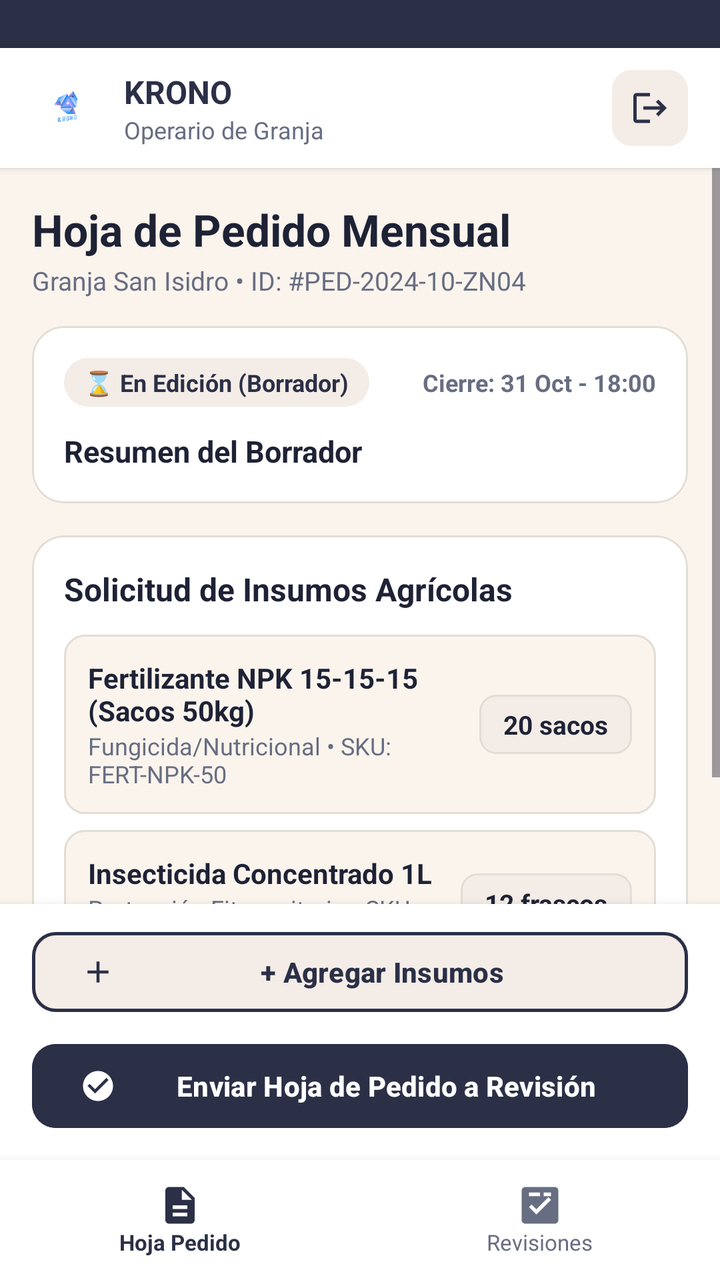
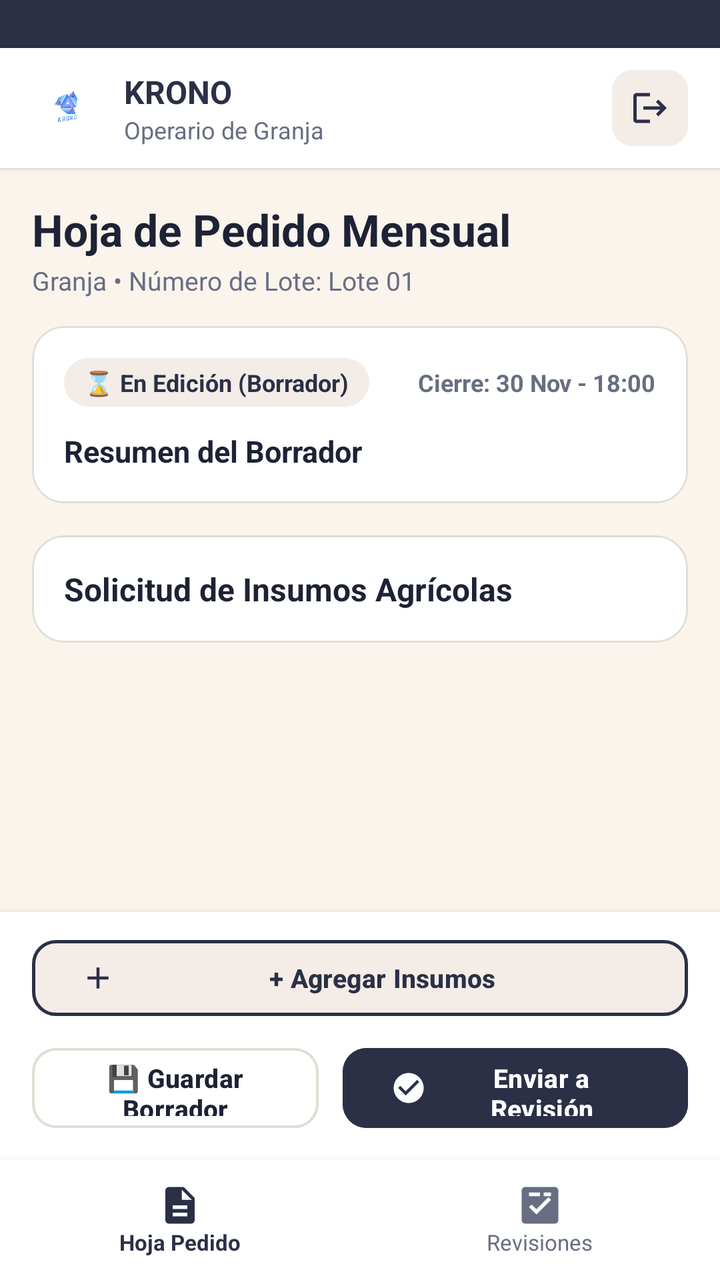

Two renders of the same Android screen: before a commit and after it. Below are the layout's source before the change and the commit's diff.
<!-- AndroidManifest.xml: application theme Theme.Ferreteria -->
<!-- res/layout/activity_ope_pedido.xml -->
<?xml version="1.0" encoding="utf-8"?>
<RelativeLayout xmlns:android="http://schemas.android.com/apk/res/android"
    xmlns:app="http://schemas.android.com/apk/res-auto"
    xmlns:tools="http://schemas.android.com/tools"
    android:layout_width="match_parent"
    android:layout_height="match_parent"
    android:background="@color/krono_bg"
    tools:context=".OperarioActivity">

    
    <View
        android:id="@+id/statusBarBg"
        android:layout_width="match_parent"
        android:layout_height="24dp"
        android:layout_alignParentTop="true"
        android:background="@color/krono_navy" />

    
    <LinearLayout
        android:id="@+id/topBar"
        android:layout_width="match_parent"
        android:layout_height="60dp"
        android:layout_below="@id/statusBarBg"
        android:background="@color/white"
        android:elevation="2dp"
        android:gravity="center_vertical"
        android:orientation="horizontal"
        android:paddingHorizontal="16dp">

        
        <ImageView
            android:layout_width="34dp"
            android:layout_height="34dp"
            android:contentDescription="@string/cd_logo"
            android:src="@drawable/logo" />

        <LinearLayout
            android:layout_width="0dp"
            android:layout_height="wrap_content"
            android:layout_marginStart="12dp"
            android:layout_weight="1"
            android:orientation="vertical">

            <TextView
                android:layout_width="wrap_content"
                android:layout_height="wrap_content"
                android:text="@string/app_name"
                android:textColor="@color/krono_navy"
                android:textSize="16sp"
                android:textStyle="bold" />

            <TextView
                android:layout_width="wrap_content"
                android:layout_height="wrap_content"
                android:text="Operario de Granja"
                android:textColor="@color/krono_text_secondary"
                android:textSize="12sp" />
        </LinearLayout>

        
        <FrameLayout
            android:id="@+id/btnBackLogin"
            android:layout_width="38dp"
            android:layout_height="38dp"
            android:background="@drawable/bg_icon_container"
            android:clickable="true"
            android:contentDescription="Cerrar sesión"
            android:focusable="true">

            <ImageView
                android:layout_width="20dp"
                android:layout_height="20dp"
                android:layout_gravity="center"
                android:contentDescription="Cerrar sesión"
                android:src="@drawable/ic_logout"
                app:tint="@color/krono_navy" />
        </FrameLayout>
    </LinearLayout>

    
    <LinearLayout
        android:id="@+id/bottomNav"
        android:layout_width="match_parent"
        android:layout_height="60dp"
        android:layout_alignParentBottom="true"
        android:background="@color/white"
        android:elevation="8dp"
        android:orientation="horizontal">

        
        <LinearLayout
            android:id="@+id/tabPedido"
            android:layout_width="0dp"
            android:layout_height="match_parent"
            android:layout_weight="1"
            android:gravity="center"
            android:orientation="vertical">

            <ImageView
                android:layout_width="22dp"
                android:layout_height="22dp"
                android:contentDescription="Hoja Pedido"
                android:src="@drawable/ic_description"
                app:tint="@color/krono_navy" />

            <TextView
                android:layout_width="wrap_content"
                android:layout_height="wrap_content"
                android:text="Hoja Pedido"
                android:textColor="@color/krono_navy"
                android:textSize="11sp"
                android:textStyle="bold" />
        </LinearLayout>

        
        <LinearLayout
            android:id="@+id/tabRevisiones"
            android:layout_width="0dp"
            android:layout_height="match_parent"
            android:layout_weight="1"
            android:gravity="center"
            android:orientation="vertical">

            <ImageView
                android:layout_width="22dp"
                android:layout_height="22dp"
                android:contentDescription="Revisiones"
                android:src="@drawable/ic_fact_check"
                app:tint="@color/krono_text_secondary" />

            <TextView
                android:layout_width="wrap_content"
                android:layout_height="wrap_content"
                android:text="Revisiones"
                android:textColor="@color/krono_text_secondary"
                android:textSize="11sp" />
        </LinearLayout>
    </LinearLayout>

    
    <LinearLayout
        android:id="@+id/fixedBottomActions"
        android:layout_width="match_parent"
        android:layout_height="wrap_content"
        android:layout_above="@id/bottomNav"
        android:background="@color/white"
        android:elevation="6dp"
        android:orientation="vertical"
        android:paddingHorizontal="16dp"
        android:paddingTop="10dp"
        android:paddingBottom="12dp">

        
        <com.google.android.material.button.MaterialButton
            android:id="@+id/btnAddInsumo"
            style="@style/Widget.Material3.Button.OutlinedButton"
            android:layout_width="match_parent"
            android:layout_height="48dp"
            android:backgroundTint="@color/krono_chip_bg"
            android:text="+ Agregar Insumos"
            android:textAllCaps="false"
            android:textColor="@color/krono_navy"
            android:textSize="14sp"
            android:textStyle="bold"
            app:cornerRadius="12dp"
            app:icon="@drawable/ic_add"
            app:iconTint="@color/krono_navy"
            app:strokeColor="@color/krono_navy"
            app:strokeWidth="1.5dp" />

        
        <com.google.android.material.button.MaterialButton
            android:id="@+id/btnEnviarPedido"
            android:layout_width="match_parent"
            android:layout_height="50dp"
            android:layout_marginTop="8dp"
            android:backgroundTint="@color/krono_navy"
            android:text="Enviar Hoja de Pedido a Revisión"
            android:textAllCaps="false"
            android:textColor="@color/white"
            android:textSize="14sp"
            android:textStyle="bold"
            app:cornerRadius="12dp"
            app:icon="@drawable/ic_check_circle"
            app:iconTint="@color/white" />
    </LinearLayout>

    
    <ScrollView
        android:layout_width="match_parent"
        android:layout_height="match_parent"
        android:layout_above="@id/fixedBottomActions"
        android:layout_below="@id/topBar"
        android:fillViewport="true">

        <LinearLayout
            android:layout_width="match_parent"
            android:layout_height="wrap_content"
            android:orientation="vertical"
            android:paddingHorizontal="16dp"
            android:paddingTop="16dp"
            android:paddingBottom="24dp">

            
            <TextView
                android:layout_width="wrap_content"
                android:layout_height="wrap_content"
                android:text="Hoja de Pedido Mensual"
                android:textColor="@color/krono_navy_dark"
                android:textSize="22sp"
                android:textStyle="bold" />

            <TextView
                android:layout_width="wrap_content"
                android:layout_height="wrap_content"
                android:layout_marginTop="2dp"
                android:text="Granja San Isidro • ID: #PED-2024-10-ZN04"
                android:textColor="@color/krono_text_secondary"
                android:textSize="13sp" />

            
            <com.google.android.material.card.MaterialCardView
                android:layout_width="match_parent"
                android:layout_height="wrap_content"
                android:layout_marginTop="14dp"
                app:cardBackgroundColor="@color/white"
                app:cardCornerRadius="16dp"
                app:cardElevation="0dp"
                app:strokeColor="@color/krono_card_stroke"
                app:strokeWidth="1dp">

                <LinearLayout
                    android:layout_width="match_parent"
                    android:layout_height="wrap_content"
                    android:orientation="vertical"
                    android:padding="16dp">

                    <RelativeLayout
                        android:layout_width="match_parent"
                        android:layout_height="wrap_content">

                        <TextView
                            android:layout_width="wrap_content"
                            android:layout_height="wrap_content"
                            android:layout_alignParentStart="true"
                            android:background="@drawable/bg_chip"
                            android:paddingHorizontal="10dp"
                            android:paddingVertical="4dp"
                            android:text="⌛ En Edición (Borrador)"
                            android:textColor="@color/krono_chip_text"
                            android:textSize="12sp"
                            android:textStyle="bold" />

                        <TextView
                            android:layout_width="wrap_content"
                            android:layout_height="wrap_content"
                            android:layout_alignParentEnd="true"
                            android:layout_centerVertical="true"
                            android:text="Cierre: 31 Oct - 18:00"
                            android:textColor="@color/krono_text_secondary"
                            android:textSize="12sp"
                            android:textStyle="bold" />
                    </RelativeLayout>

                    
                    <TextView
                        android:layout_width="wrap_content"
                        android:layout_height="wrap_content"
                        android:layout_marginTop="12dp"
                        android:text="Resumen del Borrador"
                        android:textColor="@color/krono_navy_dark"
                        android:textSize="15sp"
                        android:textStyle="bold" />
                </LinearLayout>
            </com.google.android.material.card.MaterialCardView>

            
            <com.google.android.material.card.MaterialCardView
                android:layout_width="match_parent"
                android:layout_height="wrap_content"
                android:layout_marginTop="16dp"
                app:cardBackgroundColor="@color/white"
                app:cardCornerRadius="16dp"
                app:cardElevation="0dp"
                app:strokeColor="@color/krono_card_stroke"
                app:strokeWidth="1dp">

                <LinearLayout
                    android:layout_width="match_parent"
                    android:layout_height="wrap_content"
                    android:orientation="vertical"
                    android:padding="16dp">

                    <TextView
                        android:layout_width="wrap_content"
                        android:layout_height="wrap_content"
                        android:text="Solicitud de Insumos Agrícolas"
                        android:textColor="@color/krono_navy_dark"
                        android:textSize="16sp"
                        android:textStyle="bold" />

                    
                    <LinearLayout
                        android:id="@+id/containerInsumos"
                        android:layout_width="match_parent"
                        android:layout_height="wrap_content"
                        android:orientation="vertical">

                        
                        <LinearLayout
                            android:layout_width="match_parent"
                            android:layout_height="wrap_content"
                            android:layout_marginTop="12dp"
                            android:background="@drawable/bg_cierre_box"
                            android:gravity="center_vertical"
                            android:padding="12dp">

                            <LinearLayout
                                android:layout_width="0dp"
                                android:layout_height="wrap_content"
                                android:layout_weight="1"
                                android:orientation="vertical">

                                <TextView
                                    android:layout_width="wrap_content"
                                    android:layout_height="wrap_content"
                                    android:text="Fertilizante NPK 15-15-15 (Sacos 50kg)"
                                    android:textColor="@color/krono_navy_dark"
                                    android:textSize="14sp"
                                    android:textStyle="bold" />

                                <TextView
                                    android:layout_width="wrap_content"
                                    android:layout_height="wrap_content"
                                    android:text="Fungicida/Nutricional • SKU: FERT-NPK-50"
                                    android:textColor="@color/krono_text_secondary"
                                    android:textSize="12sp" />
                            </LinearLayout>

                            <TextView
                                android:layout_width="wrap_content"
                                android:layout_height="wrap_content"
                                android:background="@drawable/bg_qty_box"
                                android:paddingHorizontal="12dp"
                                android:paddingVertical="6dp"
                                android:text="20 sacos"
                                android:textColor="@color/krono_navy_dark"
                                android:textSize="13sp"
                                android:textStyle="bold" />
                        </LinearLayout>

                        
                        <LinearLayout
                            android:layout_width="match_parent"
                            android:layout_height="wrap_content"
                            android:layout_marginTop="8dp"
                            android:background="@drawable/bg_cierre_box"
                            android:gravity="center_vertical"
                            android:padding="12dp">

                            <LinearLayout
                                android:layout_width="0dp"
                                android:layout_height="wrap_content"
                                android:layout_weight="1"
                                android:orientation="vertical">

                                <TextView
                                    android:layout_width="wrap_content"
                                    android:layout_height="wrap_content"
                                    android:text="Insecticida Concentrado 1L"
                                    android:textColor="@color/krono_navy_dark"
                                    android:textSize="14sp"
                                    android:textStyle="bold" />

                                <TextView
                                    android:layout_width="wrap_content"
                                    android:layout_height="wrap_content"
                                    android:text="Protección Fitosanitaria • SKU: INS-L1"
                                    android:textColor="@color/krono_text_secondary"
                                    android:textSize="12sp" />
                            </LinearLayout>

                            <TextView
                                android:layout_width="wrap_content"
                                android:layout_height="wrap_content"
                                android:background="@drawable/bg_qty_box"
                                android:paddingHorizontal="12dp"
                                android:paddingVertical="6dp"
                                android:text="12 frascos"
                                android:textColor="@color/krono_navy_dark"
                                android:textSize="13sp"
                                android:textStyle="bold" />
                        </LinearLayout>
                    </LinearLayout>

                </LinearLayout>
            </com.google.android.material.card.MaterialCardView>

        </LinearLayout>
    </ScrollView>

</RelativeLayout>
<!-- resources referenced by this layout -->
<resources>
  <color name="krono_bg">#FAF4ED</color>
  <color name="krono_card_stroke">#E2DDD5</color>
  <color name="krono_chip_bg">#F4ECE6</color>
  <color name="krono_chip_text">#2B3047</color>
  <color name="krono_navy">#2B3047</color>
  <color name="krono_navy_dark">#1E2235</color>
  <color name="krono_text_secondary">#686E82</color>
  <color name="white">#FFFFFFFF</color>
  <!-- drawable bg_chip (drawable) -->
  <?xml version="1.0" encoding="utf-8"?>
  <shape xmlns:android="http://schemas.android.com/apk/res/android"
      android:shape="rectangle">
      <solid android:color="@color/krono_chip_bg" />
      <corners android:radius="50dp" />
  </shape>
  <!-- drawable bg_cierre_box (drawable) -->
  <?xml version="1.0" encoding="utf-8"?>
  <shape xmlns:android="http://schemas.android.com/apk/res/android"
      android:shape="rectangle">
      <solid android:color="#FAF4ED" />
      <stroke android:width="1dp" android:color="@color/krono_card_stroke" />
      <corners android:radius="10dp" />
  </shape>
  <!-- drawable bg_icon_container (drawable) -->
  <?xml version="1.0" encoding="utf-8"?>
  <shape xmlns:android="http://schemas.android.com/apk/res/android"
      android:shape="rectangle">
      <solid android:color="@color/krono_chip_bg" />
      <corners android:radius="10dp" />
  </shape>
  <!-- drawable bg_qty_box (drawable) -->
  <?xml version="1.0" encoding="utf-8"?>
  <shape xmlns:android="http://schemas.android.com/apk/res/android"
      android:shape="rectangle">
      <solid android:color="#F4ECE6" />
      <stroke android:width="1dp" android:color="#E2DDD5" />
      <corners android:radius="8dp" />
  </shape>
  <!-- drawable ic_add (drawable) -->
  <vector xmlns:android="http://schemas.android.com/apk/res/android"
      android:width="24dp"
      android:height="24dp"
      android:viewportWidth="24"
      android:viewportHeight="24">
    <path
        android:fillColor="#FF2B3047"
        android:pathData="M19,13h-6v6h-2v-6H5v-2h6V5h2v6h6v2z"/>
  </vector>
  <!-- drawable ic_check_circle (drawable) -->
  <vector xmlns:android="http://schemas.android.com/apk/res/android"
      android:width="24dp"
      android:height="24dp"
      android:viewportWidth="24"
      android:viewportHeight="24">
    <path
        android:fillColor="#FF2B3047"
        android:pathData="M12,2C6.48,2 2,6.48 2,12s4.48,10 10,10 10,-4.48 10,-10S17.52,2 12,2zM10,17l-5,-5 1.41,-1.41L10,14.17l7.59,-7.59L19,8l-9,9z"/>
  </vector>
  <!-- drawable ic_description (drawable) -->
  <vector xmlns:android="http://schemas.android.com/apk/res/android"
      android:width="24dp"
      android:height="24dp"
      android:viewportWidth="24"
      android:viewportHeight="24">
    <path
        android:fillColor="#FF2B3047"
        android:pathData="M14,2H6c-1.1,0 -1.99,0.9 -1.99,2L4,20c0,1.1 0.89,2 1.99,2H18c1.1,0 2,-0.9 2,-2V8l-6,-6zM16,18H8v-2h8v2zM16,14H8v-2h8v2zM13,9V3.5L18.5,9H13z"/>
  </vector>
  <!-- drawable ic_logout (drawable) -->
  <vector xmlns:android="http://schemas.android.com/apk/res/android"
      android:width="24dp"
      android:height="24dp"
      android:viewportWidth="24"
      android:viewportHeight="24">
      <path
          android:fillColor="@color/krono_navy"
          android:pathData="M17,7l-1.41,1.41L18.17,11H8v2h10.17l-2.58,2.58L17,17l5,-5L17,7zM4,5h8V3H4C2.9,3,2,3.9,2,5v14c0,1.1,0.9,2,2,2h8v-2H4V5z" />
  </vector>
  <string name="app_name">KRONO</string>
  <string name="cd_logo">KRONO Logo</string>
  <style name="Theme.Ferreteria" parent="Base.Theme.Ferreteria" />
  <style name="Base.Theme.Ferreteria" parent="Theme.Material3.DayNight.NoActionBar">
          <item name="android:statusBarColor">@color/krono_navy</item>
          <item name="android:windowLightStatusBar">false</item>
          <item name="colorPrimary">@color/krono_navy</item>
      </style>
  <!-- unchanged entries left out for length: 2 -->
</resources>

<!-- the commit's change to res/layout/activity_ope_pedido.xml (unified diff, before → after) -->
@@ -155,12 +155,12 @@
             android:id="@+id/btnAddInsumo"
             style="@style/Widget.Material3.Button.OutlinedButton"
             android:layout_width="match_parent"
-            android:layout_height="48dp"
+            android:layout_height="46dp"
             android:backgroundTint="@color/krono_chip_bg"
             android:text="+ Agregar Insumos"
             android:textAllCaps="false"
             android:textColor="@color/krono_navy"
-            android:textSize="14sp"
+            android:textSize="13sp"
             android:textStyle="bold"
             app:cornerRadius="12dp"
             app:icon="@drawable/ic_add"
@@ -169,24 +169,49 @@
             app:strokeWidth="1.5dp" />
 
         
-        <com.google.android.material.button.MaterialButton
-            android:id="@+id/btnEnviarPedido"
+        <LinearLayout
             android:layout_width="match_parent"
-            android:layout_height="50dp"
+            android:layout_height="wrap_content"
             android:layout_marginTop="8dp"
-            android:backgroundTint="@color/krono_navy"
-            android:text="Enviar Hoja de Pedido a Revisión"
-            android:textAllCaps="false"
-            android:textColor="@color/white"
-            android:textSize="14sp"
-            android:textStyle="bold"
-            app:cornerRadius="12dp"
-            app:icon="@drawable/ic_check_circle"
-            app:iconTint="@color/white" />
+            android:orientation="horizontal">
+
+            <com.google.android.material.button.MaterialButton
+                android:id="@+id/btnGuardarBorrador"
+                style="@style/Widget.Material3.Button.OutlinedButton"
+                android:layout_width="0dp"
+                android:layout_height="48dp"
+                android:layout_weight="1"
+                android:layout_marginEnd="6dp"
+                android:text="💾 Guardar Borrador"
+                android:textAllCaps="false"
+                android:textColor="@color/krono_navy_dark"
+                android:textSize="13sp"
+                android:textStyle="bold"
+                app:cornerRadius="12dp"
+                app:strokeColor="@color/krono_card_stroke"
+                app:strokeWidth="1.2dp" />
+
+            <com.google.android.material.button.MaterialButton
+                android:id="@+id/btnEnviarPedido"
+                android:layout_width="0dp"
+                android:layout_height="48dp"
+                android:layout_weight="1.2"
+                android:layout_marginStart="6dp"
+                android:backgroundTint="@color/krono_navy"
+                android:text="Enviar a Revisión"
+                android:textAllCaps="false"
+                android:textColor="@color/white"
+                android:textSize="13sp"
+                android:textStyle="bold"
+                app:cornerRadius="12dp"
+                app:icon="@drawable/ic_check_circle"
+                app:iconTint="@color/white" />
+        </LinearLayout>
     </LinearLayout>
 
     
     <ScrollView
+        android:id="@+id/scrollViewPedido"
         android:layout_width="match_parent"
         android:layout_height="match_parent"
         android:layout_above="@id/fixedBottomActions"
@@ -211,10 +236,11 @@
                 android:textStyle="bold" />
 
             <TextView
+                android:id="@+id/txtPedidoGranjaSub"
                 android:layout_width="wrap_content"
                 android:layout_height="wrap_content"
                 android:layout_marginTop="2dp"
-                android:text="Granja San Isidro • ID: #PED-2024-10-ZN04"
+                android:text="Granja • Número de Lote: Lote 01"
                 android:textColor="@color/krono_text_secondary"
                 android:textSize="13sp" />
 
@@ -252,11 +278,12 @@
                             android:textStyle="bold" />
 
                         <TextView
+                            android:id="@+id/txtFechaCierrePedido"
                             android:layout_width="wrap_content"
                             android:layout_height="wrap_content"
                             android:layout_alignParentEnd="true"
                             android:layout_centerVertical="true"
-                            android:text="Cierre: 31 Oct - 18:00"
+                            android:text="Cierre: 30 Nov - 18:00"
                             android:textColor="@color/krono_text_secondary"
                             android:textSize="12sp"
                             android:textStyle="bold" />
@@ -304,94 +331,7 @@
                         android:id="@+id/containerInsumos"
                         android:layout_width="match_parent"
                         android:layout_height="wrap_content"
-                        android:orientation="vertical">
-
-                        
-                        <LinearLayout
-                            android:layout_width="match_parent"
-                            android:layout_height="wrap_content"
-                            android:layout_marginTop="12dp"
-                            android:background="@drawable/bg_cierre_box"
-                            android:gravity="center_vertical"
-                            android:padding="12dp">
-
-                            <LinearLayout
-                                android:layout_width="0dp"
-                                android:layout_height="wrap_content"
-                                android:layout_weight="1"
-                                android:orientation="vertical">
-
-                                <TextView
-                                    android:layout_width="wrap_content"
-                                    android:layout_height="wrap_content"
-                                    android:text="Fertilizante NPK 15-15-15 (Sacos 50kg)"
-                                    android:textColor="@color/krono_navy_dark"
-                                    android:textSize="14sp"
-                                    android:textStyle="bold" />
-
-                                <TextView
-                                    android:layout_width="wrap_content"
-                                    android:layout_height="wrap_content"
-                                    android:text="Fungicida/Nutricional • SKU: FERT-NPK-50"
-                                    android:textColor="@color/krono_text_secondary"
-                                    android:textSize="12sp" />
-                            </LinearLayout>
-
-                            <TextView
-                                android:layout_width="wrap_content"
-                                android:layout_height="wrap_content"
-                                android:background="@drawable/bg_qty_box"
-                                android:paddingHorizontal="12dp"
-                                android:paddingVertical="6dp"
-                                android:text="20 sacos"
-                                android:textColor="@color/krono_navy_dark"
-                                android:textSize="13sp"
-                                android:textStyle="bold" />
-                        </LinearLayout>
-
-                        
-                        <LinearLayout
-                            android:layout_width="match_parent"
-                            android:layout_height="wrap_content"
-                            android:layout_marginTop="8dp"
-                            android:background="@drawable/bg_cierre_box"
-                            android:gravity="center_vertical"
-                            android:padding="12dp">
-
-                            <LinearLayout
-                                android:layout_width="0dp"
-                                android:layout_height="wrap_content"
-                                android:layout_weight="1"
-                                android:orientation="vertical">
-
-                                <TextView
-                                    android:layout_width="wrap_content"
-                                    android:layout_height="wrap_content"
-                                    android:text="Insecticida Concentrado 1L"
-                                    android:textColor="@color/krono_navy_dark"
-                                    android:textSize="14sp"
-                                    android:textStyle="bold" />
-
-                                <TextView
-                                    android:layout_width="wrap_content"
-                                    android:layout_height="wrap_content"
-                                    android:text="Protección Fitosanitaria • SKU: INS-L1"
-                                    android:textColor="@color/krono_text_secondary"
-                                    android:textSize="12sp" />
-                            </LinearLayout>
-
-                            <TextView
-                                android:layout_width="wrap_content"
-                                android:layout_height="wrap_content"
-                                android:background="@drawable/bg_qty_box"
-                                android:paddingHorizontal="12dp"
-                                android:paddingVertical="6dp"
-                                android:text="12 frascos"
-                                android:textColor="@color/krono_navy_dark"
-                                android:textSize="13sp"
-                                android:textStyle="bold" />
-                        </LinearLayout>
-                    </LinearLayout>
+                        android:orientation="vertical" />
 
                 </LinearLayout>
             </com.google.android.material.card.MaterialCardView>
<!-- resource entries referenced after the edit -->
@@ -15,28 +15,12 @@
       <solid android:color="@color/krono_chip_bg" />
       <corners android:radius="50dp" />
   </shape>
-  <!-- drawable bg_cierre_box (drawable) -->
-  <?xml version="1.0" encoding="utf-8"?>
-  <shape xmlns:android="http://schemas.android.com/apk/res/android"
-      android:shape="rectangle">
-      <solid android:color="#FAF4ED" />
-      <stroke android:width="1dp" android:color="@color/krono_card_stroke" />
-      <corners android:radius="10dp" />
-  </shape>
   <!-- drawable bg_icon_container (drawable) -->
   <?xml version="1.0" encoding="utf-8"?>
   <shape xmlns:android="http://schemas.android.com/apk/res/android"
       android:shape="rectangle">
       <solid android:color="@color/krono_chip_bg" />
       <corners android:radius="10dp" />
-  </shape>
-  <!-- drawable bg_qty_box (drawable) -->
-  <?xml version="1.0" encoding="utf-8"?>
-  <shape xmlns:android="http://schemas.android.com/apk/res/android"
-      android:shape="rectangle">
-      <solid android:color="#F4ECE6" />
-      <stroke android:width="1dp" android:color="#E2DDD5" />
-      <corners android:radius="8dp" />
   </shape>
   <!-- drawable ic_add (drawable) -->
   <vector xmlns:android="http://schemas.android.com/apk/res/android"
